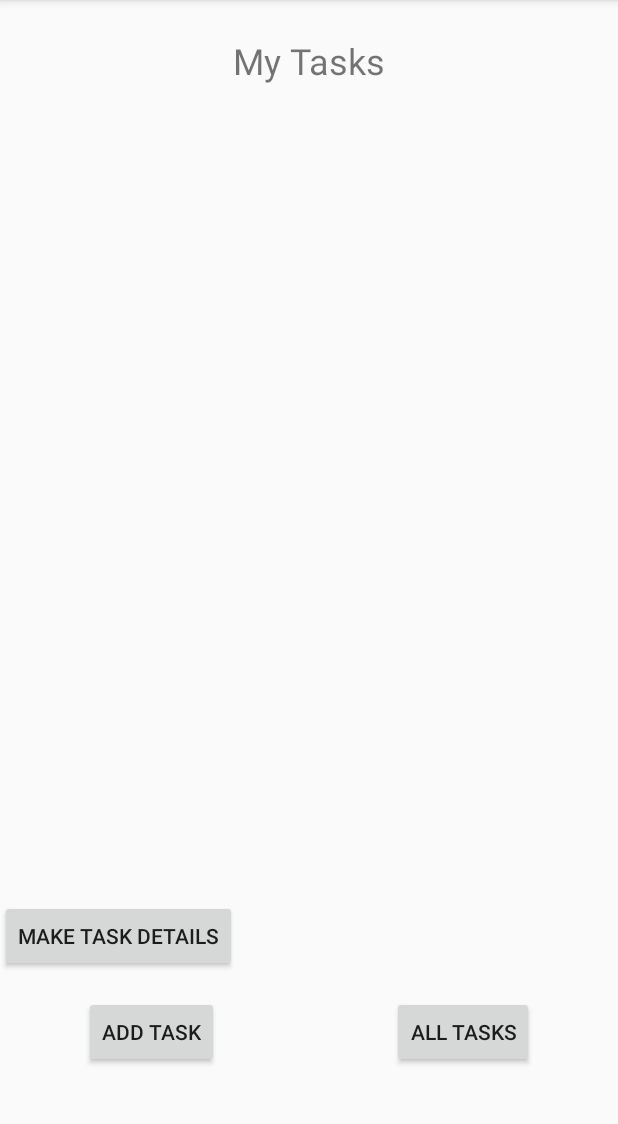
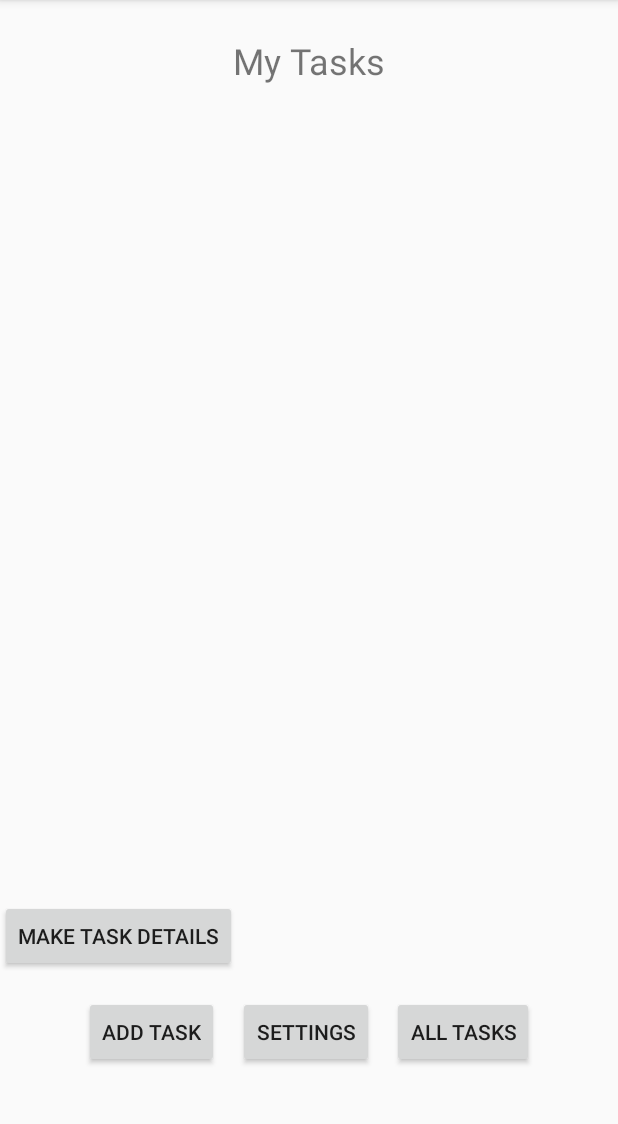
Before and after one commit to MKAbuMattar/taskmaster, an Android app: the screen it shows after launch (MainActivity), on a phone screen of 412 x 824 dp, the part 84-1208 px from its top. Run offline under Robolectric (Android 15) with nearby library versions, the phone set to English and light mode, and no system bars.

Commit message:
settings

```diff
--- a/app/src/main/AndroidManifest.xml
+++ b/app/src/main/AndroidManifest.xml
@@ -30,6 +30,11 @@
             android:name=".TaskDetail"
             android:parentActivityName=".MainActivity"
             />
+
+        <activity
+            android:name=".Settings"
+            android:parentActivityName=".MainActivity"
+            />
     </application>
 
 </manifest>
--- a/app/src/main/java/com/taskmaster/MainActivity.java
+++ b/app/src/main/java/com/taskmaster/MainActivity.java
@@ -19,8 +19,11 @@ public class MainActivity extends AppCompatActivity {
     Button allTasksButton = findViewById(R.id.allTasksButton);
     allTasksButton.setOnClickListener(goToAllTasks);
 
-      Button makeDinnerButton = findViewById(R.id.makeTaskDetailsButton);
-      makeDinnerButton.setOnClickListener(goToTaskDetail);
+    Button makeDinnerButton = findViewById(R.id.makeTaskDetailsButton);
+    makeDinnerButton.setOnClickListener(goToTaskDetail);
+
+    Button settingsButton = findViewById(R.id.settingsButton);
+    settingsButton.setOnClickListener(goToSettings);
   }
 
   private final View.OnClickListener goToNewTaskCreator = new View.OnClickListener() {
@@ -44,5 +47,10 @@ public class MainActivity extends AppCompatActivity {
     }
   };
 
-
+  private final View.OnClickListener goToSettings = new View.OnClickListener() {
+    public void onClick(View v) {
+      Intent i = new Intent(getBaseContext(), Settings.class);
+      startActivity(i);
+    }
+  };
 }
--- a/app/src/main/res/layout/activity_main.xml
+++ b/app/src/main/res/layout/activity_main.xml
@@ -59,5 +59,15 @@
         tools:ignore="MissingConstraints"
         tools:layout_editor_absoluteX="36dp" />
 
+    <Button
+        android:id="@+id/settingsButton"
+        android:layout_width="wrap_content"
+        android:layout_height="wrap_content"
+        android:layout_marginBottom="56dp"
+        android:text="@string/settings"
+        app:layout_constraintBottom_toBottomOf="parent"
+        app:layout_constraintEnd_toStartOf="@+id/allTasksButton"
+        app:layout_constraintStart_toEndOf="@+id/addTaskButton" />
+
 
 </android.support.constraint.ConstraintLayout>
--- a/app/src/main/res/values/strings.xml
+++ b/app/src/main/res/values/strings.xml
@@ -11,4 +11,6 @@
     <string name="task_details">Task Details</string>
     <string name="lorem_ipsum">Lorem Ipsum is simply dummy text of the printing and typesetting industry. Lorem Ipsum has been the industry\'s standard dummy text ever since the 1500s, when an unknown printer took a galley of type and scrambled it to make a type specimen book. It has survived not only five centuries, but also the leap into electronic typesetting, remaining essentially unchanged. It was popularised in the 1960s with the release of Letraset sheets containing Lorem Ipsum passages, and more recently with desktop publishing software like Aldus PageMaker including versions of Lorem Ipsum.</string>
     <string name="make_task_details">Make Task Details</string>
+    <string name="settings">Settings</string>
+    <string name="update_username">Update Username</string>
 </resources>
```
Also changed, not shown: app/src/main/java/com/taskmaster/Settings.java (added, +42 -0 lines), app/src/main/res/layout/activity_settings.xml (added, +53 -0 lines).
